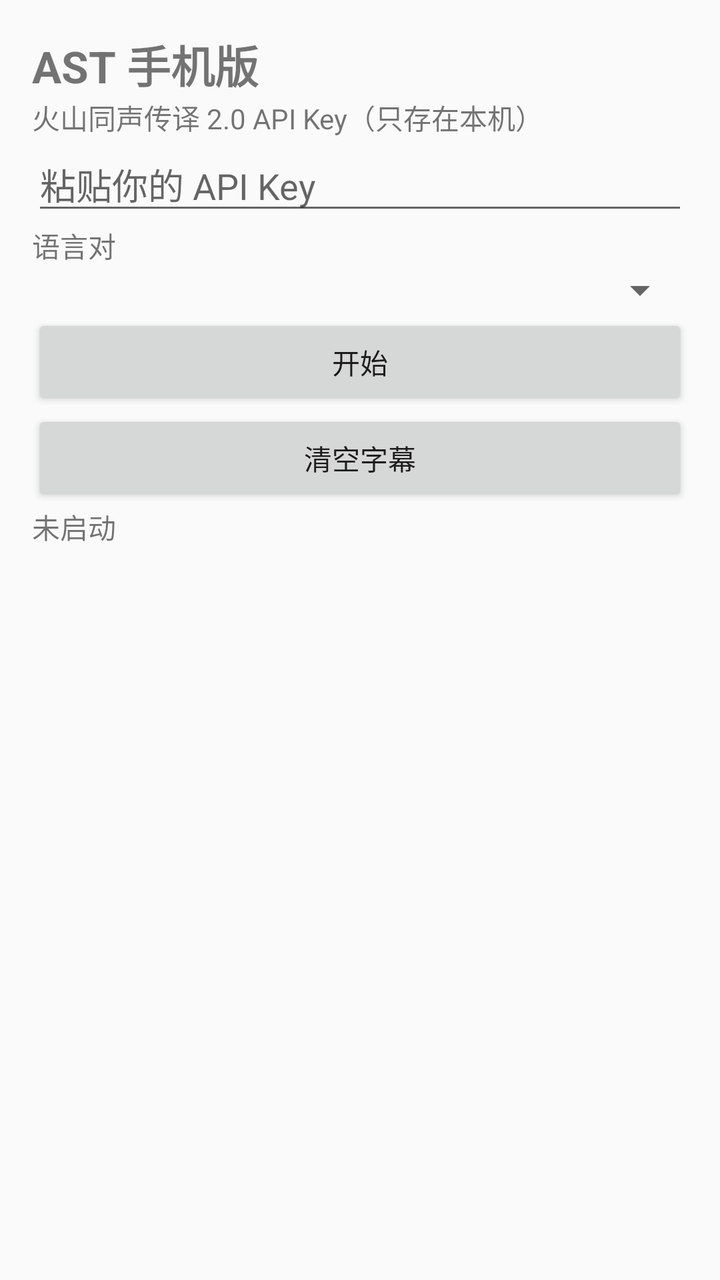
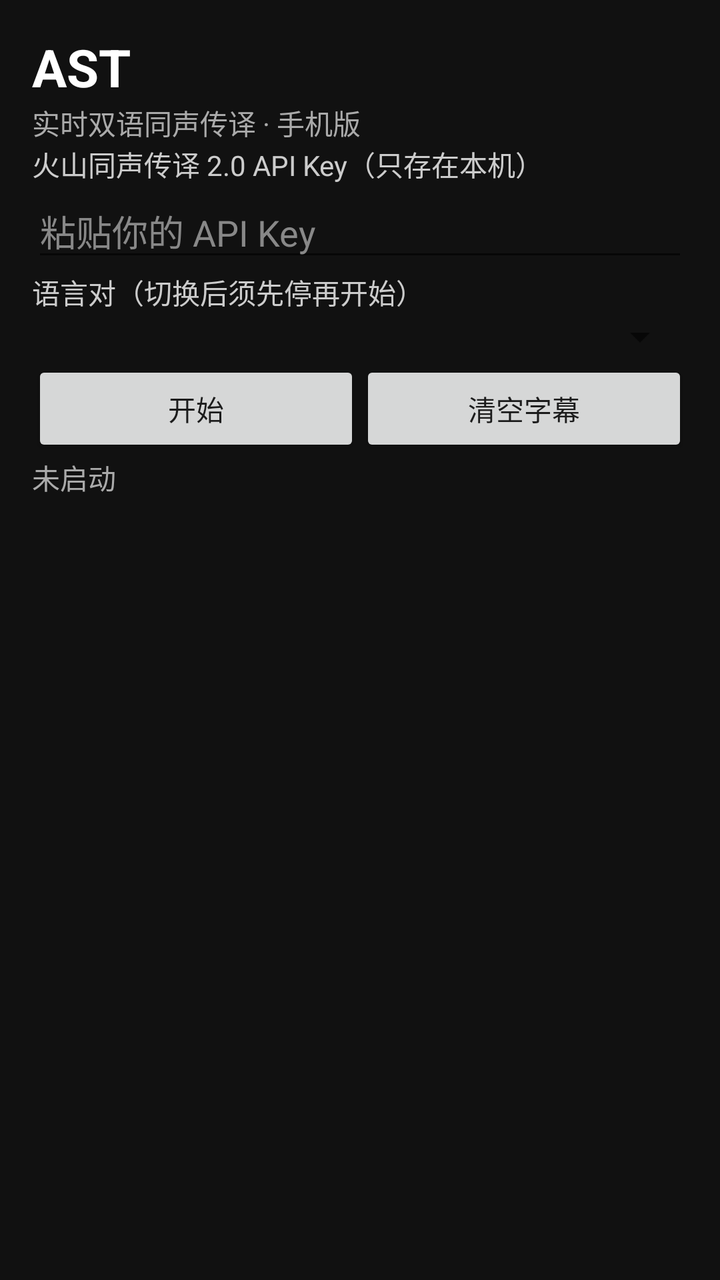

Two renders of the same Android screen: before a commit and after it. Below are the layout's source before the change and the commit's diff.
<!-- AndroidManifest.xml: application theme Theme.AppCompat.Light.NoActionBar -->
<!-- res/layout/activity_main.xml -->
<?xml version="1.0" encoding="utf-8"?>
<ScrollView xmlns:android="http://schemas.android.com/apk/res/android"
    android:layout_width="match_parent" android:layout_height="match_parent" android:padding="16dp">
    <LinearLayout android:layout_width="match_parent" android:layout_height="wrap_content" android:orientation="vertical">
        <TextView android:layout_width="wrap_content" android:layout_height="wrap_content" android:text="AST 手机版" android:textSize="22sp" android:textStyle="bold" />
        <TextView android:layout_width="wrap_content" android:layout_height="wrap_content" android:text="火山同声传译 2.0 API Key（只存在本机）" />
        <EditText android:id="@+id/keyEdit" android:layout_width="match_parent" android:layout_height="wrap_content" android:hint="粘贴你的 API Key" android:inputType="textPassword" />
        <TextView android:layout_width="wrap_content" android:layout_height="wrap_content" android:text="语言对" />
        <Spinner android:id="@+id/pairSpinner" android:layout_width="match_parent" android:layout_height="wrap_content" />
        <Button android:id="@+id/startBtn" android:layout_width="match_parent" android:layout_height="wrap_content" android:text="开始" />
        <Button android:id="@+id/clearBtn" android:layout_width="match_parent" android:layout_height="wrap_content" android:text="清空字幕" />
        <TextView android:id="@+id/statusText" android:layout_width="wrap_content" android:layout_height="wrap_content" android:text="未启动" />
        <TextView android:id="@+id/subText" android:layout_width="match_parent" android:layout_height="wrap_content" android:textSize="18sp" />
    </LinearLayout>
</ScrollView>
<!-- resources referenced by this layout -->
<resources>

</resources>

<!-- the commit's change to res/layout/activity_main.xml (unified diff, before → after) -->
@@ -1,15 +1,19 @@
 <?xml version="1.0" encoding="utf-8"?>
-<ScrollView xmlns:android="http://schemas.android.com/apk/res/android"
-    android:layout_width="match_parent" android:layout_height="match_parent" android:padding="16dp">
-    <LinearLayout android:layout_width="match_parent" android:layout_height="wrap_content" android:orientation="vertical">
-        <TextView android:layout_width="wrap_content" android:layout_height="wrap_content" android:text="AST 手机版" android:textSize="22sp" android:textStyle="bold" />
-        <TextView android:layout_width="wrap_content" android:layout_height="wrap_content" android:text="火山同声传译 2.0 API Key（只存在本机）" />
-        <EditText android:id="@+id/keyEdit" android:layout_width="match_parent" android:layout_height="wrap_content" android:hint="粘贴你的 API Key" android:inputType="textPassword" />
-        <TextView android:layout_width="wrap_content" android:layout_height="wrap_content" android:text="语言对" />
-        <Spinner android:id="@+id/pairSpinner" android:layout_width="match_parent" android:layout_height="wrap_content" />
-        <Button android:id="@+id/startBtn" android:layout_width="match_parent" android:layout_height="wrap_content" android:text="开始" />
-        <Button android:id="@+id/clearBtn" android:layout_width="match_parent" android:layout_height="wrap_content" android:text="清空字幕" />
-        <TextView android:id="@+id/statusText" android:layout_width="wrap_content" android:layout_height="wrap_content" android:text="未启动" />
-        <TextView android:id="@+id/subText" android:layout_width="match_parent" android:layout_height="wrap_content" android:textSize="18sp" />
+<LinearLayout xmlns:android="http://schemas.android.com/apk/res/android"
+    android:layout_width="match_parent" android:layout_height="match_parent" android:orientation="vertical" android:background="#111111" android:padding="16dp">
+    <TextView android:layout_width="wrap_content" android:layout_height="wrap_content" android:text="AST" android:textSize="26sp" android:textStyle="bold" android:textColor="#FFFFFF" />
+    <TextView android:layout_width="wrap_content" android:layout_height="wrap_content" android:text="实时双语同声传译 · 手机版" android:textSize="14sp" android:textColor="#AAAAAA" />
+    <TextView android:layout_width="wrap_content" android:layout_height="wrap_content" android:text="火山同声传译 2.0 API Key（只存在本机）" android:textColor="#CCCCCC" />
+    <EditText android:id="@+id/keyEdit" android:layout_width="match_parent" android:layout_height="wrap_content" android:hint="粘贴你的 API Key" android:inputType="textPassword" android:textColor="#FFFFFF" android:textColorHint="#888888" />
+    <TextView android:layout_width="wrap_content" android:layout_height="wrap_content" android:text="语言对（切换后须先停再开始）" android:textColor="#CCCCCC" />
+    <Spinner android:id="@+id/pairSpinner" android:layout_width="match_parent" android:layout_height="wrap_content" />
+    <LinearLayout android:layout_width="match_parent" android:layout_height="wrap_content" android:orientation="horizontal">
+        <Button android:id="@+id/startBtn" android:layout_width="0dp" android:layout_weight="1" android:layout_height="wrap_content" android:text="开始" />
+        <Button android:id="@+id/clearBtn" android:layout_width="0dp" android:layout_weight="1" android:layout_height="wrap_content" android:text="清空字幕" />
     </LinearLayout>
-</ScrollView>
+    <TextView android:id="@+id/statusText" android:layout_width="wrap_content" android:layout_height="wrap_content" android:text="未启动" android:textColor="#AAAAAA" />
+    <ScrollView android:id="@+id/subScroll" android:layout_width="match_parent" android:layout_height="0dp" android:layout_weight="1">
+        <LinearLayout android:id="@+id/subContainer" android:layout_width="match_parent" android:layout_height="wrap_content" android:orientation="vertical" />
+    </ScrollView>
+    <TextView android:id="@+id/subText" android:layout_width="match_parent" android:layout_height="wrap_content" android:visibility="gone" />
+</LinearLayout>
